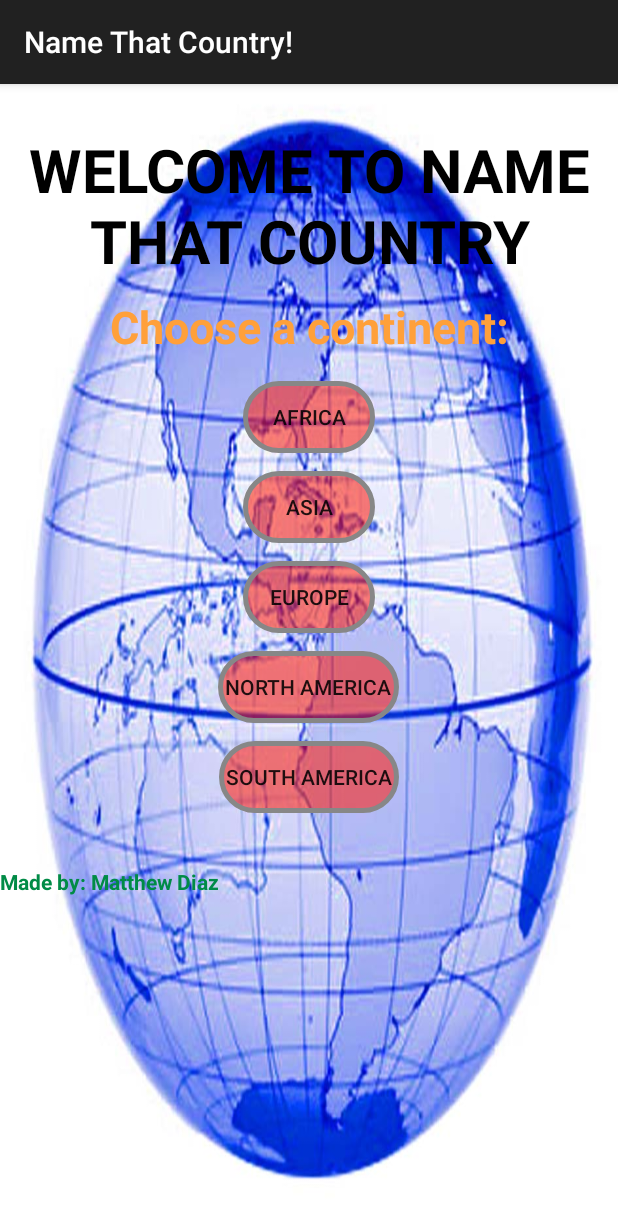
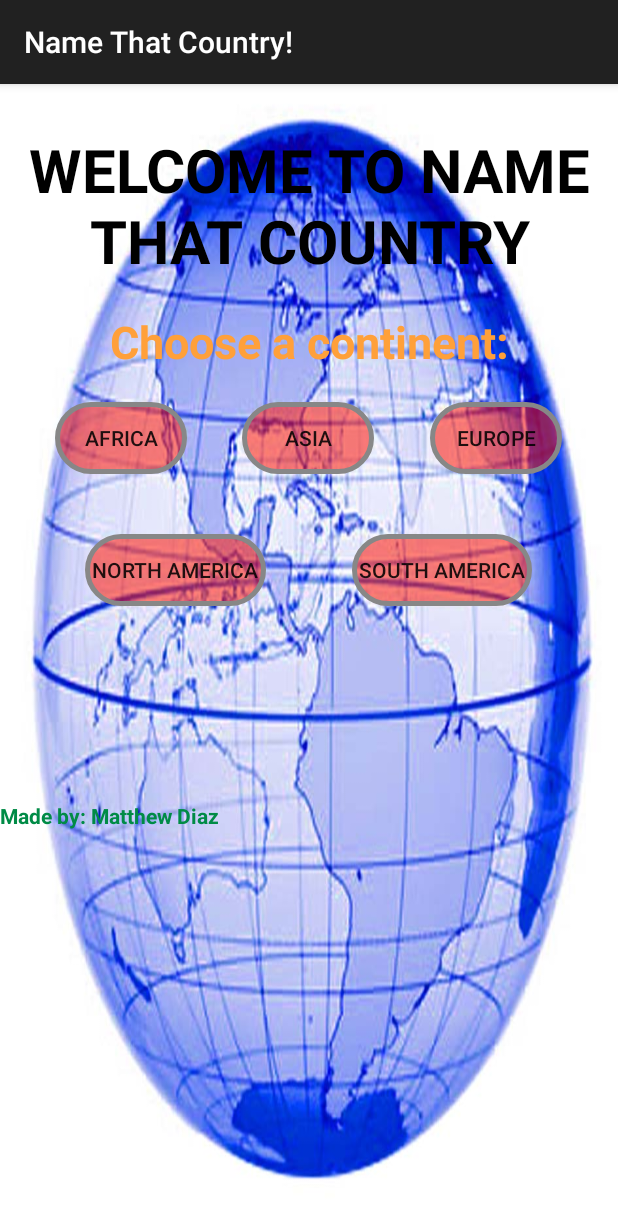
Before and after one commit to matthewddiaz/Android, an Android app: the screen it shows after launch (Opener), on a phone screen of 412 x 824 dp. Shown: the top 1218 px of the screen. Run offline under Robolectric (Android 15) with nearby library versions, the phone set to English and light mode, and no system bars.

Commit message:
Remodeled. Completely changed the UI of welcome_page.xml added LinearLayout horizontal for buttons

```diff
--- a/NameThatCountry/app/src/main/res/layout/opener_question.xml
+++ b/NameThatCountry/app/src/main/res/layout/opener_question.xml
@@ -14,7 +14,7 @@
         android:text="@string/welcome_text"
         android:textColor="#ff000000"
         android:layout_marginTop="30dp"
-        android:textSize="40dp"
+        android:textSize="40sp"
         android:textStyle="bold"
         android:textAllCaps="true"
         android:gravity="center"
@@ -26,69 +26,117 @@
         android:layout_height="wrap_content"
         android:gravity="center"
         android:textColor="#ffffa03a"
-        android:textSize="30dp"
+        android:textSize="30sp"
         android:textStyle="bold"
-        android:layout_margin="10dp"
+        android:layout_marginTop="20dp"
+        android:layout_marginBottom="20dp"
         android:text="@string/welcome_q_text"
         />
 
+
+    <!-- Added View for equal spacing between the buttons!-->
+    <LinearLayout xmlns:android="http://schemas.android.com/apk/res/android"
+        android:orientation="horizontal"
+        android:layout_width="match_parent"
+        android:layout_height="wrap_content"
+        >
+
+        <View
+            android:layout_width="0dp"
+            android:layout_height="30dp"
+            android:layout_weight="1" />
+
+
         <Button
             android:id="@+id/option_1"
-        android:layout_margin="6dp"
             android:layout_width="wrap_content"
             android:layout_height="wrap_content"
             android:background="@drawable/button_design"
-        android:layout_gravity="center"
             android:text="@string/continent1"
             android:onClick="option1_handler"
             />
 
+        <View
+            android:layout_width="0dp"
+            android:layout_height="30dp"
+            android:layout_weight="1" />
+
         <Button
             android:id="@+id/option_2"
-        android:layout_margin="6dp"
             android:layout_width="wrap_content"
             android:layout_height="wrap_content"
             android:background="@drawable/button_design"
-        android:layout_gravity="center"
             android:text="@string/continent2"
             android:onClick="option2_handler"
             />
+        <View
+            android:layout_width="0dp"
+            android:layout_height="30dp"
+            android:layout_weight="1" />
 
         <!--Designed own button shape which background uses -->
         <Button
             android:id="@+id/option_3"
-        android:layout_margin="6dp"
             android:layout_width="wrap_content"
             android:layout_height="wrap_content"
             android:background="@drawable/button_design"
-        android:layout_gravity="center"
             android:text="@string/continent3"
-        android:onClick="option3_handler"
+            android:onClick="option3_handler"/>
+
+        <View
+            android:layout_width="0dp"
+            android:layout_height="30dp"
+            android:layout_weight="1" />
+    </LinearLayout>
+
+    <View
+        android:layout_width="match_parent"
+        android:layout_height="40dp"
     />
+
+    <LinearLayout xmlns:android="http://schemas.android.com/apk/res/android"
+        android:orientation="horizontal"
+        android:layout_width="match_parent"
+        android:layout_height="wrap_content"
+        >
+
+        <View
+            android:layout_width="0dp"
+            android:layout_height="30dp"
+            android:layout_weight="1" />
 
         <Button
             android:id="@+id/option_4"
-        android:layout_margin="6dp"
             android:layout_width="wrap_content"
             android:layout_height="wrap_content"
             android:background="@drawable/button_design"
-        android:layout_gravity="center"
             android:text="@string/continent4"
             android:onClick="option4_handler"
             />
+
+        <View
+            android:layout_width="0dp"
+            android:layout_height="30dp"
+            android:layout_weight="1" />
 
         <!-- Padding is for how big you want the button-->
         <!-- Margin is for much space you want between buttons-->
         <Button
             android:id="@+id/option_5"
-        android:layout_margin="6dp"
             android:layout_width="wrap_content"
             android:layout_height="wrap_content"
             android:background="@drawable/button_design"
-        android:layout_gravity="center"
             android:text="@string/continent5"
             android:onClick="option5_handler"
            />
+        <View
+            android:layout_width="0dp"
+            android:layout_height="30dp"
+            android:layout_weight="1" />
+
+    </LinearLayout>
+
+
     <TextView
         android:id="@+id/creator"
         android:layout_width="wrap_content"
@@ -96,7 +144,7 @@
         android:textColor="#008b46"
         android:textStyle="bold"
         android:text="@string/creator_text"
-        android:layout_marginTop="30dp"
+        android:layout_marginTop="130dp"
 
         />
 </LinearLayout>
```
Lines whose indentation alone changed are shown as unchanged.
